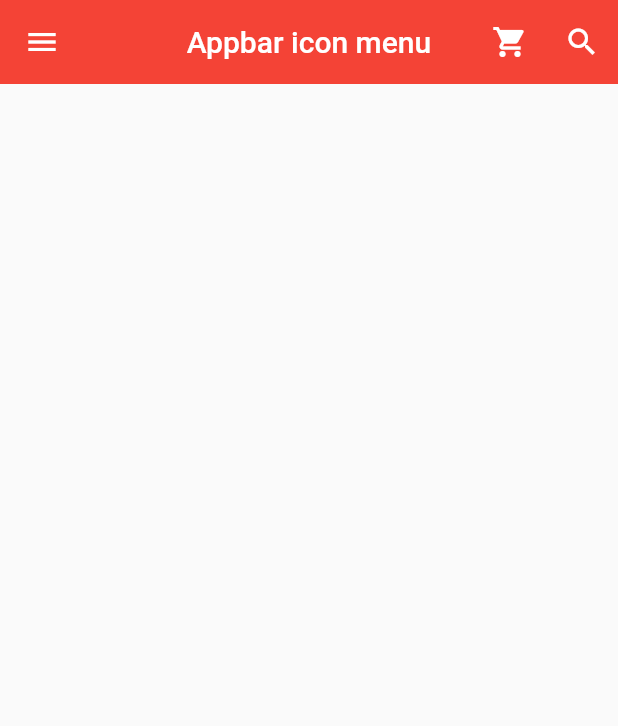
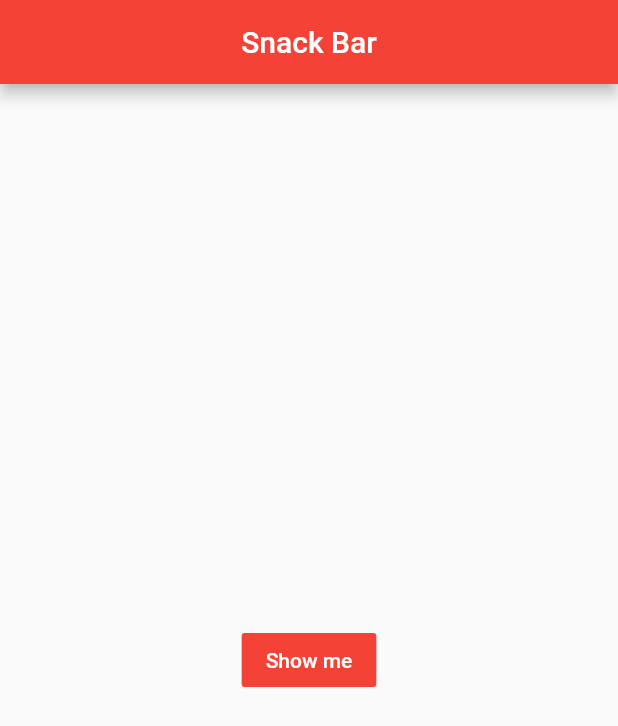
Before and after one commit to Bepo0328/StudyToFlutter, a Flutter app: the screen it shows after launch, on a phone screen of 412 x 824 dp. Shown: the top 726 px of the screen. Run offline on Flutter 3.47's test engine with Material 2 defaults, Android fonts, the phone set to English and light mode, and no system bars.

Commit message:
StudyToFlutter: Flutter - Snack bar & BuildContext

```diff
--- a/flutter_application_1/lib/main.dart
+++ b/flutter_application_1/lib/main.dart
@@ -1,4 +1,3 @@
-// ignore_for_file: prefer_const_constructors, prefer_const_literals_to_create_immutables
 import 'package:flutter/material.dart';
 
 void main() => runApp(MyApp());
@@ -9,103 +8,44 @@ class MyApp extends StatelessWidget {
   @override
   Widget build(BuildContext context) {
     return MaterialApp(
-      title: "Appbar",
-      theme: ThemeData(primarySwatch: Colors.red),
-      home: MyHomePage(),
+      title: "Snack Bar",
+      theme: ThemeData(
+        primarySwatch: Colors.red,
+      ),
+      home: MyPage(),
     );
   }
 }
 
-class MyHomePage extends StatelessWidget {
-  const MyHomePage({Key? key}) : super(key: key);
+class MyPage extends StatelessWidget {
+  const MyPage({Key? key}) : super(key: key);
 
   @override
   Widget build(BuildContext context) {
     return Scaffold(
       appBar: AppBar(
-        title: Text("Appbar icon menu"),
+        title: Text("Snack Bar"),
         centerTitle: true,
-        elevation: 0.0,
-        actions: [
-          IconButton(
-            icon: Icon(Icons.shopping_cart),
-            onPressed: () {
-              print("Shopping cart button is clicked");
-            },
-          ),
-          IconButton(
-            icon: Icon(Icons.search),
-            onPressed: () {
-              print("search button is clicked");
-            },
-          ),
-        ],
       ),
-      drawer: Drawer(
-        child: ListView(
-          padding: EdgeInsets.zero,
-          children: [
-            UserAccountsDrawerHeader(
-              currentAccountPicture: CircleAvatar(
-                backgroundImage: AssetImage("assets/cat1.png"),
-                backgroundColor: Colors.white,
+      body: Builder(
+        builder: (BuildContext ctx) {
+          return Center(
+            child: FlatButton(
+              child: Text(
+                "Show me",
+                style: TextStyle(
+                  color: Colors.white,
+                ),
               ),
-              otherAccountsPictures: [
-                CircleAvatar(
-                  backgroundImage: AssetImage("assets/cat3.png"),
-                  backgroundColor: Colors.white,
-                ),
-                // CircleAvatar(
-                //   backgroundImage: AssetImage("assets/cat3.png"),
-                //   backgroundColor: Colors.white,
-                // ),
-              ],
-              accountName: Text("CAT"),
-              accountEmail: Text("cat@cat.com"),
-              onDetailsPressed: () {
-                print("arrow is clicked");
+              color: Colors.red,
+              onPressed: () {
+                Scaffold.of(ctx).showSnackBar(SnackBar(
+                  content: Text("Hello"),
+                ));
               },
-              decoration: BoxDecoration(
-                  color: Colors.red[200],
-                  borderRadius: BorderRadius.only(
-                      bottomLeft: Radius.circular(40.0),
-                      bottomRight: Radius.circular(40.0))),
             ),
-            ListTile(
-              leading: Icon(
-                Icons.home,
-                color: Colors.grey[850],
-              ),
-              title: Text("Home"),
-              onTap: () {
-                print("Home is clicked");
-              },
-              trailing: Icon(Icons.add),
-            ),
-            ListTile(
-              leading: Icon(
-                Icons.settings,
-                color: Colors.grey[850],
-              ),
-              title: Text("Setting"),
-              onTap: () {
-                print("Setting is clicked");
-              },
-              trailing: Icon(Icons.add),
-            ),
-            ListTile(
-              leading: Icon(
-                Icons.question_answer,
-                color: Colors.grey[850],
-              ),
-              title: Text("Q&A"),
-              onTap: () {
-                print("Q&A is clicked");
-              },
-              trailing: Icon(Icons.add),
-            ),
-          ],
-        ),
+          );
+        },
       ),
     );
   }
```
